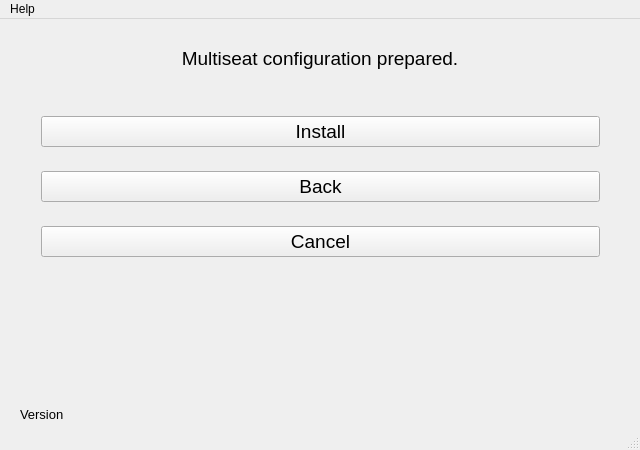
Qt form mst/ui/install_window/installwindow.ui (marcelo-tavares-ifsp/mst) before a commit.
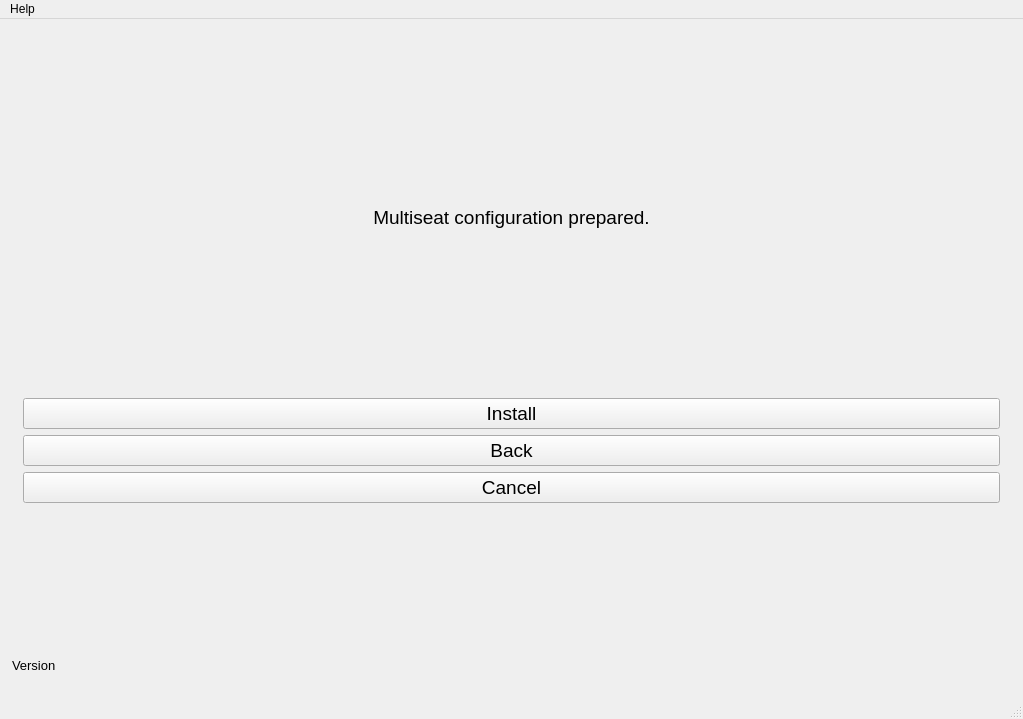
The same form after that commit. The open tabs and pages were chosen to show the change.

Patch:
```diff
--- a/mst/ui/install_window/installwindow.ui
+++ b/mst/ui/install_window/installwindow.ui
@@ -6,20 +6,20 @@
    <rect>
     <x>0</x>
     <y>0</y>
-    <width>640</width>
-    <height>450</height>
+    <width>1023</width>
+    <height>719</height>
    </rect>
   </property>
+  <property name="sizePolicy">
+   <sizepolicy hsizetype="Preferred" vsizetype="Preferred">
+    <horstretch>0</horstretch>
+    <verstretch>0</verstretch>
+   </sizepolicy>
+  </property>
   <property name="minimumSize">
    <size>
-    <width>640</width>
-    <height>450</height>
-   </size>
-  </property>
-  <property name="maximumSize">
-   <size>
-    <width>640</width>
-    <height>450</height>
+    <width>700</width>
+    <height>550</height>
    </size>
   </property>
   <property name="windowTitle">
@@ -38,14 +38,43 @@
 }</string>
   </property>
   <widget class="QWidget" name="centralWidget">
+   <property name="layoutDirection">
+    <enum>Qt::LeftToRight</enum>
+   </property>
+   <layout class="QVBoxLayout" name="verticalLayout_4">
+    <item>
+     <layout class="QVBoxLayout" name="verticalLayout" stretch="0,9">
+      <property name="spacing">
+       <number>5</number>
+      </property>
+      <property name="sizeConstraint">
+       <enum>QLayout::SetMinimumSize</enum>
+      </property>
+      <property name="leftMargin">
+       <number>1</number>
+      </property>
+      <property name="topMargin">
+       <number>1</number>
+      </property>
+      <property name="rightMargin">
+       <number>1</number>
+      </property>
+      <property name="bottomMargin">
+       <number>1</number>
+      </property>
+      <item>
    <widget class="QStackedWidget" name="stackedWidget">
-    <property name="geometry">
-     <rect>
-      <x>20</x>
-      <y>9</y>
-      <width>600</width>
-      <height>381</height>
-     </rect>
+        <property name="sizePolicy">
+         <sizepolicy hsizetype="Preferred" vsizetype="Preferred">
+          <horstretch>0</horstretch>
+          <verstretch>0</verstretch>
+         </sizepolicy>
+        </property>
+        <property name="minimumSize">
+         <size>
+          <width>640</width>
+          <height>450</height>
+         </size>
     </property>
     <property name="currentIndex">
      <number>1</number>
@@ -162,15 +191,29 @@
      </widget>
     </widget>
     <widget class="QWidget" name="pageEnd">
-     <widget class="QWidget" name="verticalLayoutWidget_3">
-      <property name="geometry">
-       <rect>
-        <x>10</x>
-        <y>59</y>
-        <width>581</width>
-        <height>201</height>
-       </rect>
-      </property>
+         <layout class="QVBoxLayout" name="verticalLayout_5">
+          <item>
+           <widget class="QLabel" name="lblEndConfig">
+            <property name="maximumSize">
+             <size>
+              <width>16777215</width>
+              <height>100</height>
+             </size>
+            </property>
+            <property name="font">
+             <font>
+              <pointsize>14</pointsize>
+             </font>
+            </property>
+            <property name="text">
+             <string>Multiseat configuration prepared.</string>
+            </property>
+            <property name="alignment">
+             <set>Qt::AlignCenter</set>
+            </property>
+           </widget>
+          </item>
+          <item>
       <layout class="QVBoxLayout" name="vlEnd">
        <item>
         <widget class="QPushButton" name="button_install_mst">
@@ -209,39 +252,15 @@
         </widget>
        </item>
       </layout>
-     </widget>
-     <widget class="QLabel" name="lblEndConfig">
-      <property name="geometry">
-       <rect>
-        <x>10</x>
-        <y>10</y>
-        <width>580</width>
-        <height>41</height>
-       </rect>
-      </property>
-      <property name="font">
-       <font>
-        <pointsize>14</pointsize>
-       </font>
-      </property>
-      <property name="text">
-       <string>Multiseat configuration prepared.</string>
-      </property>
-      <property name="alignment">
-       <set>Qt::AlignCenter</set>
-      </property>
-     </widget>
-    </widget>
-   </widget>
+          </item>
+         </layout>
+        </widget>
+       </widget>
+      </item>
+      <item>
+       <layout class="QHBoxLayout" name="version_layout" stretch="0,0">
+        <item>
    <widget class="QLabel" name="lbl_Version">
-    <property name="geometry">
-     <rect>
-      <x>20</x>
-      <y>385</y>
-      <width>81</width>
-      <height>20</height>
-     </rect>
-    </property>
     <property name="font">
      <font>
       <pointsize>10</pointsize>
@@ -251,14 +270,14 @@
      <string>Version</string>
     </property>
    </widget>
+        </item>
+        <item>
    <widget class="QLabel" name="Version">
-    <property name="geometry">
-     <rect>
-      <x>80</x>
-      <y>385</y>
-      <width>531</width>
-      <height>21</height>
-     </rect>
+          <property name="maximumSize">
+           <size>
+            <width>16777215</width>
+            <height>40</height>
+           </size>
     </property>
     <property name="font">
      <font>
@@ -269,14 +288,20 @@
      <string/>
     </property>
    </widget>
+        </item>
+       </layout>
+      </item>
+     </layout>
+    </item>
+   </layout>
   </widget>
   <widget class="QMenuBar" name="menuBar">
    <property name="geometry">
     <rect>
      <x>0</x>
      <y>0</y>
-     <width>640</width>
-     <height>19</height>
+     <width>1023</width>
+     <height>20</height>
     </rect>
    </property>
    <widget class="QMenu" name="menu">
```
Left out of the diff: 48 changed lines with no effect on the pictures. Lines whose indentation alone changed are shown as unchanged.
